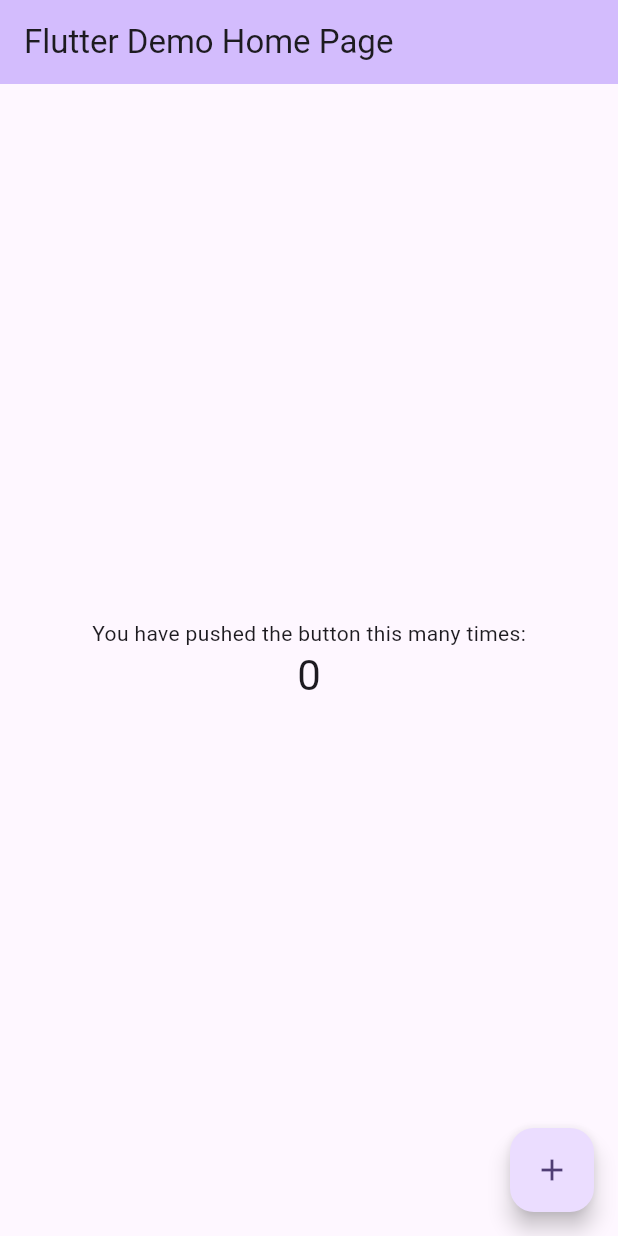
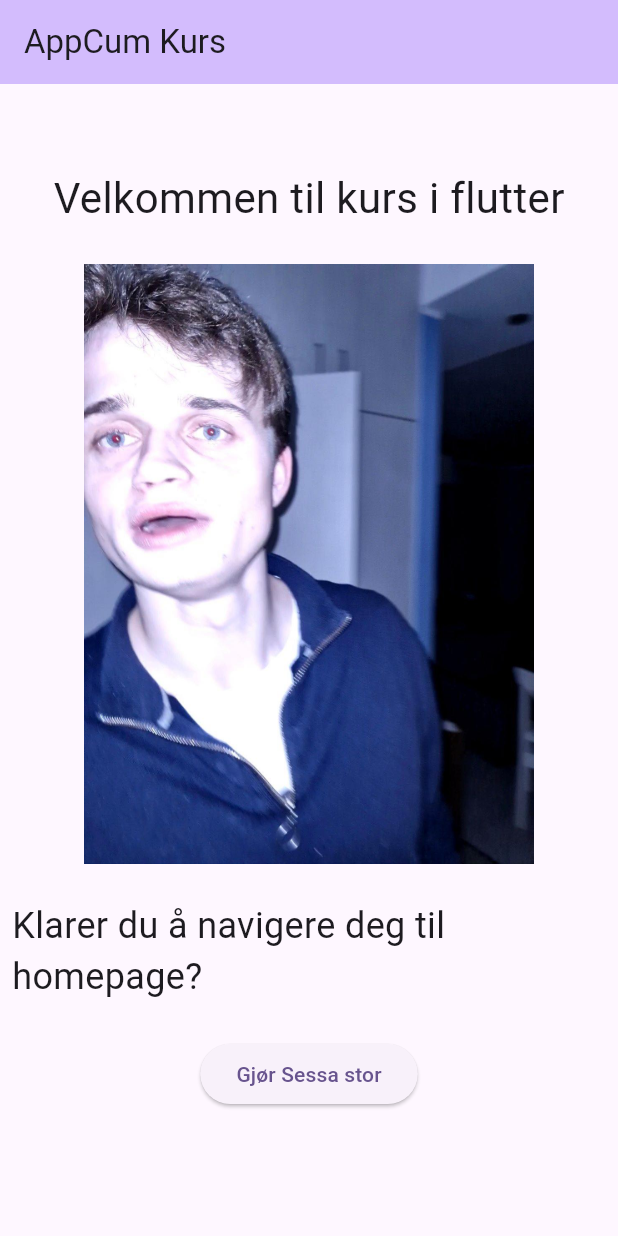
Before and after one commit to appKom/flutter-workshop, a Flutter app: the screen it shows after launch, on a phone screen of 412 x 824 dp. Run offline on Flutter 3.47's test engine with Material 3 defaults, Android fonts, the phone set to English and light mode, and no system bars.

Commit message:
added a course

```diff
--- a/lib/main.dart
+++ b/lib/main.dart
@@ -1,4 +1,5 @@
 import 'package:flutter/material.dart';
+import 'package:flutter/widgets.dart';
 
 void main() {
   runApp(const MyApp());
@@ -6,47 +7,21 @@ void main() {
 
 class MyApp extends StatelessWidget {
   const MyApp({super.key});
-
-  // This widget is the root of your application.
   @override
   Widget build(BuildContext context) {
     return MaterialApp(
-      title: 'Flutter Demo',
+      title: 'AppCum Kurs',
       theme: ThemeData(
-        // This is the theme of your application.
-        //
-        // TRY THIS: Try running your application with "flutter run". You'll see
-        // the application has a purple toolbar. Then, without quitting the app,
-        // try changing the seedColor in the colorScheme below to Colors.green
-        // and then invoke "hot reload" (save your changes or press the "hot
-        // reload" button in a Flutter-supported IDE, or press "r" if you used
-        // the command line to start the app).
-        //
-        // Notice that the counter didn't reset back to zero; the application
-        // state is not lost during the reload. To reset the state, use hot
-        // restart instead.
-        //
-        // This works for code too, not just values: Most code changes can be
-        // tested with just a hot reload.
         colorScheme: ColorScheme.fromSeed(seedColor: Colors.deepPurple),
         useMaterial3: true,
       ),
-      home: const MyHomePage(title: 'Flutter Demo Home Page'),
+      home: const MyHomePage(title: 'AppCum Kurs'),
     );
   }
 }
 
 class MyHomePage extends StatefulWidget {
   const MyHomePage({super.key, required this.title});
-
-  // This widget is the home page of your application. It is stateful, meaning
-  // that it has a State object (defined below) that contains fields that affect
-  // how it looks.
-
-  // This class is the configuration for the state. It holds the values (in this
-  // case the title) provided by the parent (in this case the App widget) and
-  // used by the build method of the State. Fields in a Widget subclass are
-  // always marked "final".
 
   final String title;
 
@@ -55,71 +30,63 @@ class MyHomePage extends StatefulWidget {
 }
 
 class _MyHomePageState extends State<MyHomePage> {
-  int _counter = 0;
-
-  void _incrementCounter() {
-    setState(() {
-      // This call to setState tells the Flutter framework that something has
-      // changed in this State, which causes it to rerun the build method below
-      // so that the display can reflect the updated values. If we changed
-      // _counter without calling setState(), then the build method would not be
-      // called again, and so nothing would appear to happen.
-      _counter++;
-    });
-  }
+  double sessaSize = 400.0;
+  bool isSessaBig = true;
 
   @override
   Widget build(BuildContext context) {
-    // This method is rerun every time setState is called, for instance as done
-    // by the _incrementCounter method above.
-    //
-    // The Flutter framework has been optimized to make rerunning build methods
-    // fast, so that you can just rebuild anything that needs updating rather
-    // than having to individually change instances of widgets.
     return Scaffold(
       appBar: AppBar(
-        // TRY THIS: Try changing the color here to a specific color (to
-        // Colors.amber, perhaps?) and trigger a hot reload to see the AppBar
-        // change color while the other colors stay the same.
         backgroundColor: Theme.of(context).colorScheme.inversePrimary,
-        // Here we take the value from the MyHomePage object that was created by
-        // the App.build method, and use it to set our appbar title.
         title: Text(widget.title),
       ),
-      body: Center(
-        // Center is a layout widget. It takes a single child and positions it
-        // in the middle of the parent.
+      body: Padding(
+        padding: const EdgeInsets.all(8.0),
+        child: Center(
           child: Column(
-          // Column is also a layout widget. It takes a list of children and
-          // arranges them vertically. By default, it sizes itself to fit its
-          // children horizontally, and tries to be as tall as its parent.
-          //
-          // Column has various properties to control how it sizes itself and
-          // how it positions its children. Here we use mainAxisAlignment to
-          // center the children vertically; the main axis here is the vertical
-          // axis because Columns are vertical (the cross axis would be
-          // horizontal).
-          //
-          // TRY THIS: Invoke "debug painting" (choose the "Toggle Debug Paint"
-          // action in the IDE, or press "p" in the console), to see the
-          // wireframe for each widget.
-          mainAxisAlignment: MainAxisAlignment.center,
+            mainAxisAlignment: MainAxisAlignment.start,
             children: <Widget>[
+              const SizedBox(
+                height: 48,
+              ),
               const Text(
-              'You have pushed the button this many times:',
+                'Velkommen til kurs i flutter',
+                style: TextStyle(fontSize: 28),
               ),
-            Text(
-              '$_counter',
-              style: Theme.of(context).textTheme.headlineMedium,
+              const SizedBox(
+                height: 24,
+              ),
+              SizedBox(height: sessaSize, child: Image.asset('assets/images/sessa.jpg')),
+              const SizedBox(
+                height: 24,
+              ),
+              const Text(
+                "Klarer du å navigere deg til homepage?",
+                style: TextStyle(fontSize: 24),
+              ),
+              const SizedBox(
+                height: 24,
+              ),
+              ElevatedButton(
+                onPressed: () {
+                  if (isSessaBig) {
+                    setState(() {
+                      sessaSize = 200;
+                      isSessaBig = false;
+                    });
+                  } else {
+                    setState(() {
+                      sessaSize = 400;
+                      isSessaBig = true;
+                    });
+                  }
+                },
+                child: (isSessaBig) ? Text('Gjør Sessa stor') : Text('Gjør Sessa liten'),
               ),
             ],
           ),
         ),
-      floatingActionButton: FloatingActionButton(
-        onPressed: _incrementCounter,
-        tooltip: 'Increment',
-        child: const Icon(Icons.add),
-      ), // This trailing comma makes auto-formatting nicer for build methods.
+      ),
     );
   }
 }
```
Also changed, not shown: lib/core/client.dart (added, +36 -0 lines), lib/core/models/event_model.dart (added, +108 -0 lines), lib/core/models/image_model.dart (added, +55 -0 lines), lib/home/event_card.dart (added, +43 -0 lines), lib/home/home_page.dart (added, +58 -0 lines), pubspec.yaml (+26 -72 lines), assets/images/sessa.jpg (added), pubspec.lock. Lines whose indentation alone changed are shown as unchanged.
